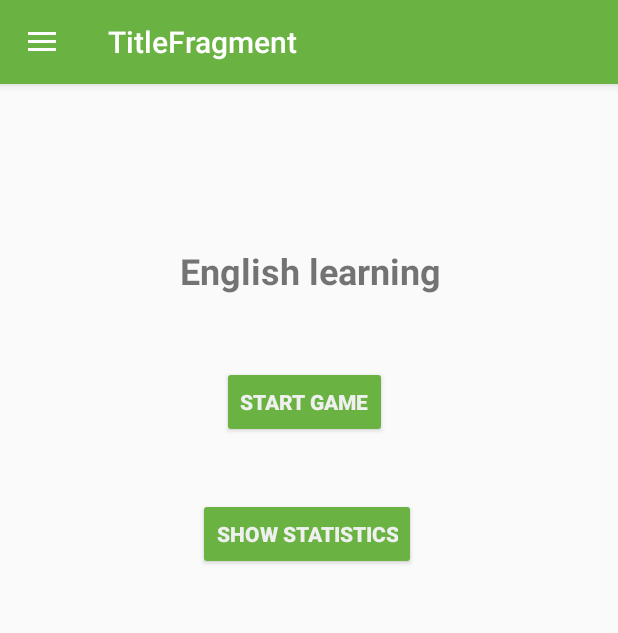
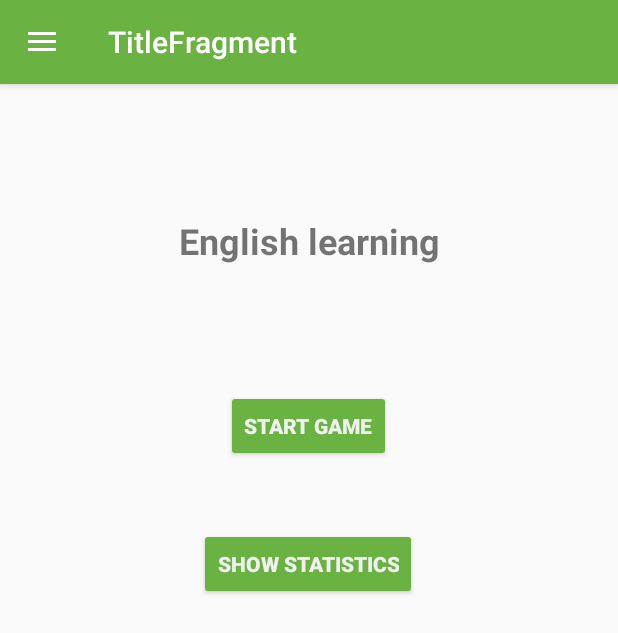
Before and after one commit to SergeyY98/Android_English, an Android app: the screen it shows after launch (MainActivity), on a phone screen of 412 x 824 dp. Shown: the top 633 px of the screen. Run offline under Robolectric (Android 15) with nearby library versions, the phone set to English and light mode, and no system bars; our stand-ins replace data binding, navigation-ui; 1 statement that could not run was skipped.

```diff
--- a/app/src/main/AndroidManifest.xml
+++ b/app/src/main/AndroidManifest.xml
@@ -9,7 +9,9 @@
         android:roundIcon="@mipmap/ic_launcher_round"
         android:supportsRtl="true"
         android:theme="@style/AppTheme">
-        <activity android:name=".MainActivity">
+        <activity
+            android:name=".MainActivity"
+            android:configChanges="orientation|screenSize|smallestScreenSize|screenLayout">
             <intent-filter>
                 <action android:name="android.intent.action.MAIN" />
 
--- a/app/src/main/res/layout/fragment_title.xml
+++ b/app/src/main/res/layout/fragment_title.xml
@@ -13,39 +13,44 @@
             android:id="@+id/gameSessionLayout"
             android:layout_width="match_parent"
             android:layout_height="wrap_content">
+
             <Button
                 android:id="@+id/startButton"
                 style="@style/Buttons"
                 android:layout_width="wrap_content"
                 android:layout_height="wrap_content"
-                android:layout_marginStart="148dp"
-                android:layout_marginTop="188dp"
+                android:layout_marginBottom="44dp"
                 android:text="@string/start_game"
-                app:layout_constraintStart_toStartOf="parent"
-                app:layout_constraintTop_toTopOf="parent" />
+                app:layout_constraintBottom_toTopOf="@+id/statisticsButton"
+                app:layout_constraintEnd_toEndOf="parent"
+                app:layout_constraintHorizontal_bias="0.498"
+                app:layout_constraintStart_toStartOf="parent" />
 
             <TextView
                 android:id="@+id/titleText"
                 android:layout_width="wrap_content"
                 android:layout_height="wrap_content"
-                android:layout_marginStart="120dp"
-                android:layout_marginTop="108dp"
+                android:layout_marginTop="88dp"
                 android:text="@string/english_learning"
                 android:textSize="24sp"
                 android:textStyle="bold"
+                app:layout_constraintBottom_toTopOf="@+id/startButton"
+                app:layout_constraintEnd_toEndOf="parent"
                 app:layout_constraintStart_toStartOf="parent"
-                app:layout_constraintTop_toTopOf="parent" />
+                app:layout_constraintTop_toTopOf="parent"
+                app:layout_constraintVertical_bias="0.0" />
 
             <Button
                 android:id="@+id/statisticsButton"
                 style="@style/Buttons"
                 android:layout_width="wrap_content"
                 android:layout_height="wrap_content"
-                android:layout_marginStart="132dp"
-                android:layout_marginTop="276dp"
+                android:layout_marginBottom="424dp"
                 android:text="@string/show_statistics"
-                app:layout_constraintStart_toStartOf="parent"
-                app:layout_constraintTop_toTopOf="parent" />
+                app:layout_constraintBottom_toBottomOf="parent"
+                app:layout_constraintEnd_toEndOf="parent"
+                app:layout_constraintHorizontal_bias="0.498"
+                app:layout_constraintStart_toStartOf="parent" />
 
         </androidx.constraintlayout.widget.ConstraintLayout>
     </ScrollView>
```
Also changed, not shown: app/src/main/res/layout/fragment_game_finish.xml (+6 -4 lines).
